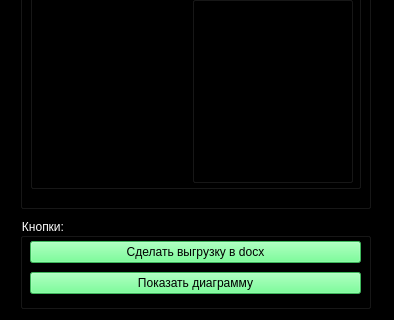
Qt form filter.ui (1DeMeNToR1/AdobeReaderdangerous) before a commit; both pictures show x 0 to 394 and y 302 to 622 of the 394 by 622 pixel window.
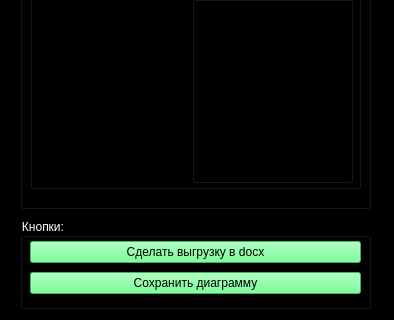
The same form after that commit.

What changed in the file:
```diff
--- a/filter.ui
+++ b/filter.ui
@@ -449,7 +449,7 @@
 background-color: rgb(85, 255, 127);</string>
         </property>
         <property name="text">
-         <string>Показать диаграмму</string>
+         <string>Сохранить диаграмму</string>
         </property>
        </widget>
       </item>
```
